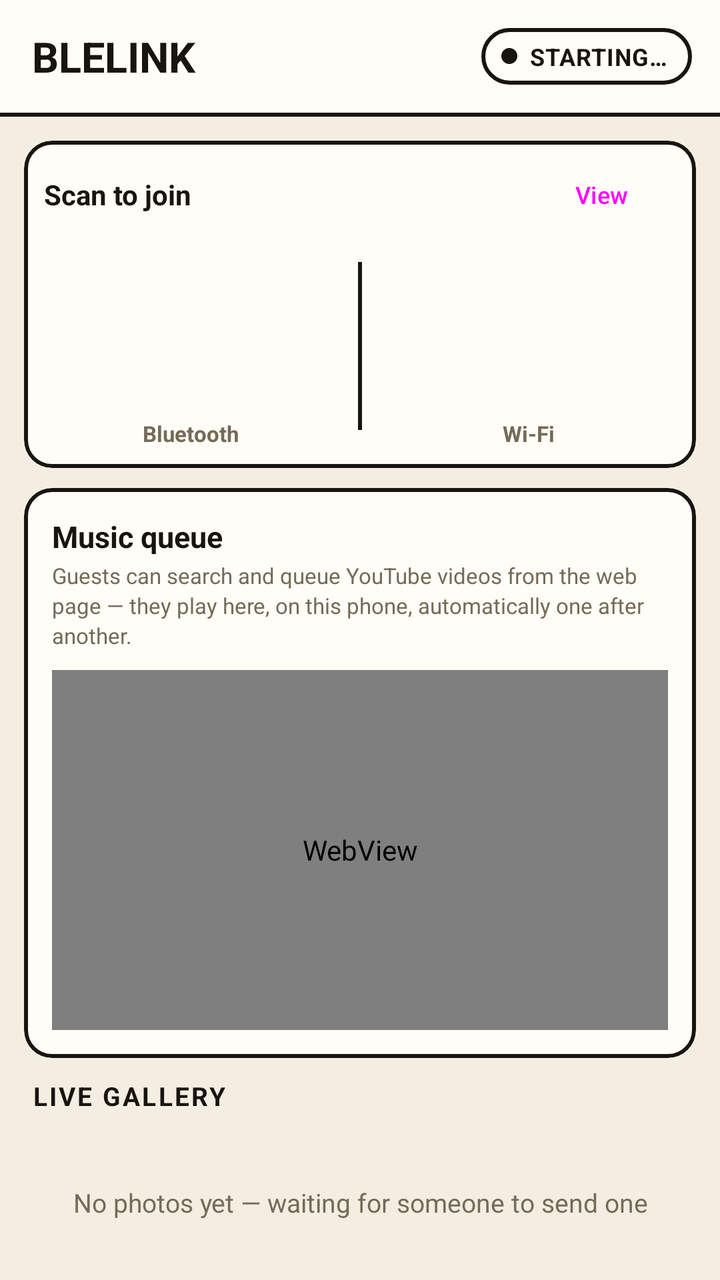
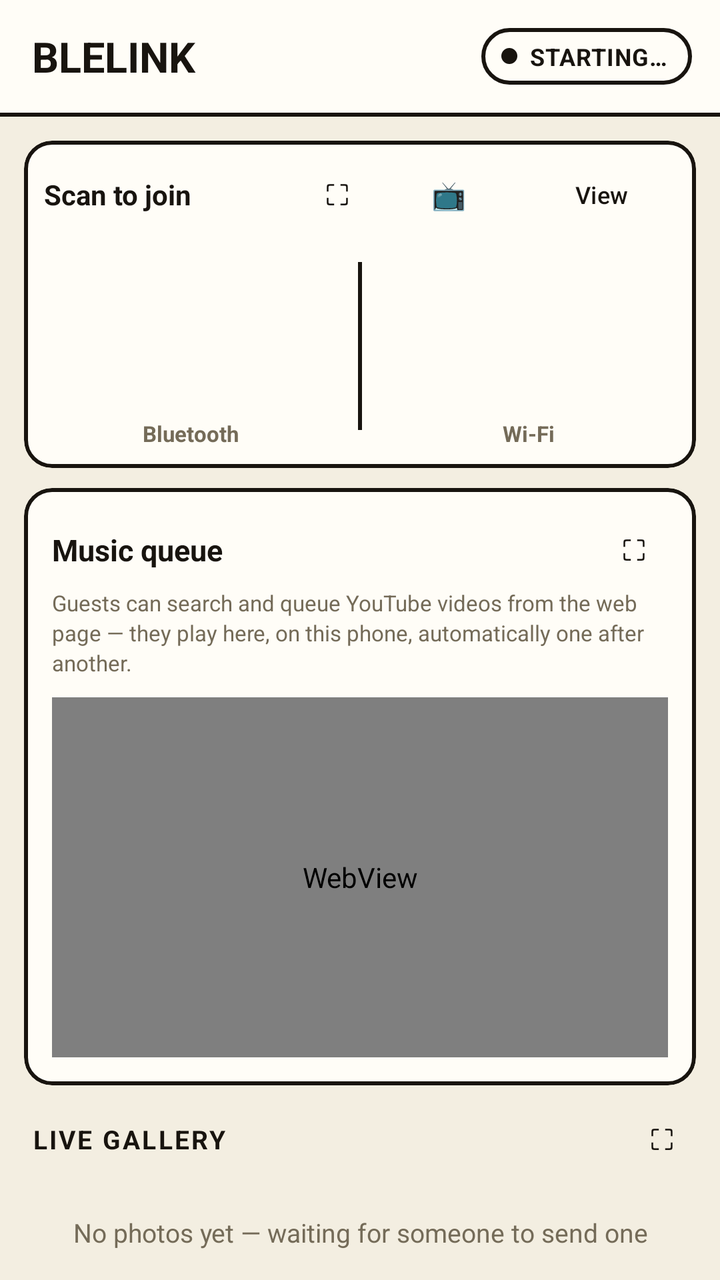

The first picture is an Android layout as it rendered before a commit; the second is the same layout after the commit. The layout source and the unified diff follow.
<!-- AndroidManifest.xml: application theme Theme.BleLink -->
<!-- res/layout/activity_main.xml -->
<?xml version="1.0" encoding="utf-8"?>
<LinearLayout xmlns:android="http://schemas.android.com/apk/res/android"
    xmlns:app="http://schemas.android.com/apk/res-auto"
    android:layout_width="match_parent"
    android:layout_height="match_parent"
    android:orientation="vertical"
    android:background="@color/background"
    android:keepScreenOn="true">

    
    <LinearLayout
        android:layout_width="match_parent"
        android:layout_height="wrap_content"
        android:orientation="horizontal"
        android:gravity="center_vertical"
        android:background="@color/surface"
        android:paddingStart="16dp"
        android:paddingEnd="14dp"
        android:paddingTop="14dp"
        android:paddingBottom="14dp">

        <TextView
            android:layout_width="0dp"
            android:layout_height="wrap_content"
            android:layout_weight="1"
            android:text="@string/app_name"
            android:textStyle="bold"
            android:textAllCaps="true"
            android:textSize="21sp"
            android:textColor="@color/on_background" />

        <LinearLayout
            android:id="@+id/statusPill"
            android:layout_width="wrap_content"
            android:layout_height="wrap_content"
            android:orientation="horizontal"
            android:gravity="center_vertical"
            android:background="@drawable/bg_status_pill"
            android:paddingStart="10dp"
            android:paddingEnd="12dp"
            android:paddingTop="6dp"
            android:paddingBottom="6dp">

            <View
                android:id="@+id/statusDot"
                android:layout_width="8dp"
                android:layout_height="8dp"
                android:background="@drawable/bg_status_dot" />

            <TextView
                android:id="@+id/statusText"
                android:layout_width="wrap_content"
                android:layout_height="wrap_content"
                android:layout_marginStart="6dp"
                android:text="@string/status_starting"
                android:textStyle="bold"
                android:textAllCaps="true"
                android:textSize="12sp"
                android:letterSpacing="0.03"
                android:textColor="@color/status_idle_text" />
        </LinearLayout>
    </LinearLayout>

    <View
        android:layout_width="match_parent"
        android:layout_height="2dp"
        android:background="@color/outline" />

    
    <com.google.android.material.card.MaterialCardView
        android:layout_width="match_parent"
        android:layout_height="wrap_content"
        android:layout_marginStart="12dp"
        android:layout_marginEnd="12dp"
        android:layout_marginTop="12dp"
        android:layout_marginBottom="10dp"
        app:cardCornerRadius="14dp"
        app:cardElevation="0dp"
        app:strokeWidth="2dp"
        app:strokeColor="@color/outline"
        app:cardBackgroundColor="@color/surface">

        <LinearLayout
            android:layout_width="match_parent"
            android:layout_height="wrap_content"
            android:orientation="vertical"
            android:padding="10dp">

            <LinearLayout
                android:layout_width="match_parent"
                android:layout_height="wrap_content"
                android:orientation="horizontal"
                android:gravity="center_vertical">

                <TextView
                    android:layout_width="0dp"
                    android:layout_height="wrap_content"
                    android:layout_weight="1"
                    android:text="@string/scan_to_join_header"
                    android:textStyle="bold"
                    android:textSize="14sp"
                    android:textColor="@color/on_background" />

                <Button
                    android:id="@+id/openClientModeBtn"
                    android:layout_width="wrap_content"
                    android:layout_height="34dp"
                    android:layout_marginStart="10dp"
                    android:minWidth="0dp"
                    android:minHeight="0dp"
                    android:insetTop="0dp"
                    android:insetBottom="0dp"
                    android:paddingTop="0dp"
                    android:paddingBottom="0dp"
                    android:paddingStart="14dp"
                    android:paddingEnd="14dp"
                    android:text="@string/client_mode_button"
                    android:contentDescription="@string/client_mode_title"
                    android:textAllCaps="false"
                    android:textSize="12sp"
                    style="@style/Widget.Material3.Button.TonalButton" />
            </LinearLayout>

            <LinearLayout
                android:layout_width="match_parent"
                android:layout_height="wrap_content"
                android:layout_marginTop="8dp"
                android:orientation="horizontal"
                android:gravity="center_vertical">

                <LinearLayout
                    android:layout_width="0dp"
                    android:layout_height="wrap_content"
                    android:layout_weight="1"
                    android:orientation="vertical"
                    android:gravity="center">

                    <ImageView
                        android:id="@+id/qrImage"
                        android:layout_width="84dp"
                        android:layout_height="84dp"
                        android:contentDescription="@string/scan_to_join" />

                    <TextView
                        android:layout_width="wrap_content"
                        android:layout_height="wrap_content"
                        android:layout_marginTop="3dp"
                        android:text="@string/join_label_bluetooth"
                        android:textStyle="bold"
                        android:textSize="11sp"
                        android:textColor="@color/on_surface_variant" />
                </LinearLayout>

                <View
                    android:layout_width="2dp"
                    android:layout_height="84dp"
                    android:layout_marginStart="10dp"
                    android:layout_marginEnd="10dp"
                    android:background="@color/outline" />

                <LinearLayout
                    android:layout_width="0dp"
                    android:layout_height="wrap_content"
                    android:layout_weight="1"
                    android:orientation="vertical"
                    android:gravity="center">

                    <FrameLayout
                        android:layout_width="84dp"
                        android:layout_height="84dp">

                        <ImageView
                            android:id="@+id/lanQrImage"
                            android:layout_width="match_parent"
                            android:layout_height="match_parent"
                            android:contentDescription="@string/scan_to_join_lan" />

                        <TextView
                            android:id="@+id/lanQrUnavailableText"
                            android:layout_width="match_parent"
                            android:layout_height="match_parent"
                            android:gravity="center"
                            android:text="@string/lan_unavailable"
                            android:textSize="10sp"
                            android:textColor="@color/on_surface_variant"
                            android:visibility="gone" />
                    </FrameLayout>

                    <TextView
                        android:layout_width="wrap_content"
                        android:layout_height="wrap_content"
                        android:layout_marginTop="3dp"
                        android:text="@string/join_label_wifi"
                        android:textStyle="bold"
                        android:textSize="11sp"
                        android:textColor="@color/on_surface_variant" />
                </LinearLayout>
            </LinearLayout>
        </LinearLayout>
    </com.google.android.material.card.MaterialCardView>

    
    <com.google.android.material.card.MaterialCardView
        android:layout_width="match_parent"
        android:layout_height="wrap_content"
        android:layout_marginStart="12dp"
        android:layout_marginEnd="12dp"
        android:layout_marginBottom="10dp"
        app:cardCornerRadius="14dp"
        app:cardElevation="0dp"
        app:strokeWidth="2dp"
        app:strokeColor="@color/outline"
        app:cardBackgroundColor="@color/surface">

        <LinearLayout
            android:layout_width="match_parent"
            android:layout_height="wrap_content"
            android:orientation="vertical"
            android:padding="14dp">

            <TextView
                android:layout_width="wrap_content"
                android:layout_height="wrap_content"
                android:text="@string/music_title"
                android:textStyle="bold"
                android:textSize="15sp"
                android:textColor="@color/on_background" />

            <TextView
                android:layout_width="wrap_content"
                android:layout_height="wrap_content"
                android:layout_marginTop="2dp"
                android:text="@string/music_explainer"
                android:textSize="11sp"
                android:lineSpacingExtra="2sp"
                android:textColor="@color/on_surface_variant" />

            <WebView
                android:id="@+id/youtubePlayerWebView"
                android:layout_width="match_parent"
                android:layout_height="180dp"
                android:layout_marginTop="10dp" />
        </LinearLayout>
    </com.google.android.material.card.MaterialCardView>

    
    <TextView
        android:layout_width="wrap_content"
        android:layout_height="wrap_content"
        android:layout_marginStart="16dp"
        android:layout_marginBottom="6dp"
        android:text="@string/live_gallery"
        android:textStyle="bold"
        android:textSize="13sp"
        android:textAllCaps="true"
        android:letterSpacing="0.08"
        android:textColor="@color/on_background" />

    
    <FrameLayout
        android:layout_width="match_parent"
        android:layout_height="0dp"
        android:layout_weight="1">

        <androidx.recyclerview.widget.RecyclerView
            android:id="@+id/photoRecyclerView"
            android:layout_width="match_parent"
            android:layout_height="match_parent"
            android:paddingStart="10dp"
            android:paddingEnd="10dp"
            android:paddingBottom="10dp"
            android:clipToPadding="false" />

        <TextView
            android:id="@+id/emptyGalleryText"
            android:layout_width="wrap_content"
            android:layout_height="wrap_content"
            android:layout_gravity="center"
            android:layout_marginStart="32dp"
            android:layout_marginEnd="32dp"
            android:gravity="center"
            android:text="@string/empty_gallery"
            android:textSize="13sp"
            android:textColor="@color/on_surface_variant" />
    </FrameLayout>

</LinearLayout>
<!-- resources referenced by this layout -->
<resources>
  <color name="background">#F3EEE1</color>
  <color name="on_background">#18140F</color>
  <color name="on_surface_variant">#746B58</color>
  <color name="outline">#18140F</color>
  <color name="status_idle_text">#18140F</color>
  <color name="surface">#FFFDF7</color>
  <!-- drawable bg_status_dot (drawable) -->
  <?xml version="1.0" encoding="utf-8"?>
  <shape xmlns:android="http://schemas.android.com/apk/res/android"
      android:shape="oval">
      <solid android:color="@color/status_idle_text" />
  </shape>
  <!-- drawable bg_status_pill (drawable) -->
  <?xml version="1.0" encoding="utf-8"?>
  <shape xmlns:android="http://schemas.android.com/apk/res/android"
      android:shape="rectangle">
      <solid android:color="@color/status_idle_bg" />
      <stroke android:width="2dp" android:color="@color/outline" />
      <corners android:radius="20dp" />
  </shape>
  <string name="app_name">BleLink</string>
  <string name="client_mode_button">View</string>
  <string name="client_mode_title">Preview the guest page on this phone</string>
  <string name="empty_gallery">No photos yet — waiting for someone to send one</string>
  <string name="join_label_bluetooth">Bluetooth</string>
  <string name="join_label_wifi">Wi-Fi</string>
  <string name="lan_unavailable">No Wi-Fi network detected</string>
  <string name="live_gallery">Live gallery</string>
  <string name="music_explainer">Guests can search and queue YouTube videos from the web page — they play here, on this phone, automatically one after another.</string>
  <string name="music_title">Music queue</string>
  <string name="scan_to_join">Scan to join over Bluetooth</string>
  <string name="scan_to_join_header">Scan to join</string>
  <string name="scan_to_join_lan">Scan to join over Wi-Fi</string>
  <string name="status_starting">Starting…</string>
  <style name="Theme.BleLink" parent="Theme.Material3.DayNight.NoActionBar">
          <item name="colorPrimary">@color/primary</item>
          <item name="colorPrimaryDark">@color/primary_dark</item>
          <item name="colorOnPrimary">@color/on_primary</item>
          <item name="colorSurface">@color/surface</item>
          <item name="colorOnSurface">@color/on_background</item>
          <item name="android:windowBackground">@color/background</item>
          <item name="android:statusBarColor">@color/surface</item>
          <item name="android:windowLightStatusBar">true</item>
      </style>
  <color name="status_idle_bg">#FFFDF7</color>
  <color name="primary">#FF5A36</color>
  <color name="primary_dark">#E04A29</color>
  <color name="on_primary">#FFFDF7</color>
</resources>

<!-- the commit's change to res/layout/activity_main.xml (unified diff, before → after) -->
@@ -102,10 +102,44 @@
                     android:textColor="@color/on_background" />
 
                 <Button
+                    android:id="@+id/fullscreenQrBtn"
+                    android:layout_width="34dp"
+                    android:layout_height="34dp"
+                    android:minWidth="0dp"
+                    android:minHeight="0dp"
+                    android:insetTop="0dp"
+                    android:insetBottom="0dp"
+                    android:padding="0dp"
+                    android:text="@string/fullscreen_button"
+                    android:contentDescription="@string/fullscreen_qr_description"
+                    android:textAllCaps="false"
+                    android:textSize="14sp"
+                    style="@style/Widget.BleLink.Button.Utility" />
+
+                <Button
+                    android:id="@+id/openCastPopupBtn"
+                    android:layout_width="wrap_content"
+                    android:layout_height="34dp"
+                    android:layout_marginStart="6dp"
+                    android:minWidth="0dp"
+                    android:minHeight="0dp"
+                    android:insetTop="0dp"
+                    android:insetBottom="0dp"
+                    android:paddingTop="0dp"
+                    android:paddingBottom="0dp"
+                    android:paddingStart="12dp"
+                    android:paddingEnd="12dp"
+                    android:text="@string/cast_button"
+                    android:contentDescription="@string/cast_popup_title"
+                    android:textAllCaps="false"
+                    android:textSize="14sp"
+                    style="@style/Widget.BleLink.Button.Utility" />
+
+                <Button
                     android:id="@+id/openClientModeBtn"
                     android:layout_width="wrap_content"
                     android:layout_height="34dp"
-                    android:layout_marginStart="10dp"
+                    android:layout_marginStart="6dp"
                     android:minWidth="0dp"
                     android:minHeight="0dp"
                     android:insetTop="0dp"
@@ -118,7 +152,7 @@
                     android:contentDescription="@string/client_mode_title"
                     android:textAllCaps="false"
                     android:textSize="12sp"
-                    style="@style/Widget.Material3.Button.TonalButton" />
+                    style="@style/Widget.BleLink.Button.Utility" />
             </LinearLayout>
 
             <LinearLayout
@@ -218,13 +252,36 @@
             android:orientation="vertical"
             android:padding="14dp">
 
-            <TextView
-                android:layout_width="wrap_content"
-                android:layout_height="wrap_content"
-                android:text="@string/music_title"
-                android:textStyle="bold"
-                android:textSize="15sp"
-                android:textColor="@color/on_background" />
+            <LinearLayout
+                android:layout_width="match_parent"
+                android:layout_height="wrap_content"
+                android:orientation="horizontal"
+                android:gravity="center_vertical">
+
+                <TextView
+                    android:layout_width="0dp"
+                    android:layout_height="wrap_content"
+                    android:layout_weight="1"
+                    android:text="@string/music_title"
+                    android:textStyle="bold"
+                    android:textSize="15sp"
+                    android:textColor="@color/on_background" />
+
+                <Button
+                    android:id="@+id/fullscreenMusicBtn"
+                    android:layout_width="34dp"
+                    android:layout_height="34dp"
+                    android:minWidth="0dp"
+                    android:minHeight="0dp"
+                    android:insetTop="0dp"
+                    android:insetBottom="0dp"
+                    android:padding="0dp"
+                    android:text="@string/fullscreen_button"
+                    android:contentDescription="@string/fullscreen_music_description"
+                    android:textAllCaps="false"
+                    android:textSize="14sp"
+                    style="@style/Widget.BleLink.Button.Utility" />
+            </LinearLayout>
 
             <TextView
                 android:layout_width="wrap_content"
@@ -244,17 +301,41 @@
     </com.google.android.material.card.MaterialCardView>
 
     
-    <TextView
-        android:layout_width="wrap_content"
+    <LinearLayout
+        android:layout_width="match_parent"
         android:layout_height="wrap_content"
         android:layout_marginStart="16dp"
+        android:layout_marginEnd="12dp"
         android:layout_marginBottom="6dp"
-        android:text="@string/live_gallery"
-        android:textStyle="bold"
-        android:textSize="13sp"
-        android:textAllCaps="true"
-        android:letterSpacing="0.08"
-        android:textColor="@color/on_background" />
+        android:orientation="horizontal"
+        android:gravity="center_vertical">
+
+        <TextView
+            android:layout_width="0dp"
+            android:layout_height="wrap_content"
+            android:layout_weight="1"
+            android:text="@string/live_gallery"
+            android:textStyle="bold"
+            android:textSize="13sp"
+            android:textAllCaps="true"
+            android:letterSpacing="0.08"
+            android:textColor="@color/on_background" />
+
+        <Button
+            android:id="@+id/fullscreenPhotosBtn"
+            android:layout_width="34dp"
+            android:layout_height="34dp"
+            android:minWidth="0dp"
+            android:minHeight="0dp"
+            android:insetTop="0dp"
+            android:insetBottom="0dp"
+            android:padding="0dp"
+            android:text="@string/fullscreen_button"
+            android:contentDescription="@string/fullscreen_photos_description"
+            android:textAllCaps="false"
+            android:textSize="14sp"
+            style="@style/Widget.BleLink.Button.Utility" />
+    </LinearLayout>
 
     
     <FrameLayout
<!-- resource entries referenced after the edit -->
@@ -21,9 +21,15 @@
       <corners android:radius="20dp" />
   </shape>
   <string name="app_name">BleLink</string>
+  <string name="cast_button">📺</string>
+  <string name="cast_popup_title">Cast &amp; speakers</string>
   <string name="client_mode_button">View</string>
   <string name="client_mode_title">Preview the guest page on this phone</string>
   <string name="empty_gallery">No photos yet — waiting for someone to send one</string>
+  <string name="fullscreen_button">⛶</string>
+  <string name="fullscreen_music_description">View music player fullscreen</string>
+  <string name="fullscreen_photos_description">View photo gallery fullscreen</string>
+  <string name="fullscreen_qr_description">View QR codes fullscreen</string>
   <string name="join_label_bluetooth">Bluetooth</string>
   <string name="join_label_wifi">Wi-Fi</string>
   <string name="lan_unavailable">No Wi-Fi network detected</string>
@@ -34,6 +40,14 @@
   <string name="scan_to_join_header">Scan to join</string>
   <string name="scan_to_join_lan">Scan to join over Wi-Fi</string>
   <string name="status_starting">Starting…</string>
+  <style name="Widget.BleLink.Button.Utility" parent="Widget.Material3.Button.OutlinedButton">
+          <item name="strokeColor">@color/outline</item>
+          <item name="strokeWidth">2dp</item>
+          <item name="backgroundTint">@color/surface</item>
+          <item name="android:textColor">@color/on_background</item>
+          <item name="iconTint">@color/on_background</item>
+          <item name="rippleColor">@color/outline</item>
+      </style>
   <style name="Theme.BleLink" parent="Theme.Material3.DayNight.NoActionBar">
           <item name="colorPrimary">@color/primary</item>
           <item name="colorPrimaryDark">@color/primary_dark</item>
